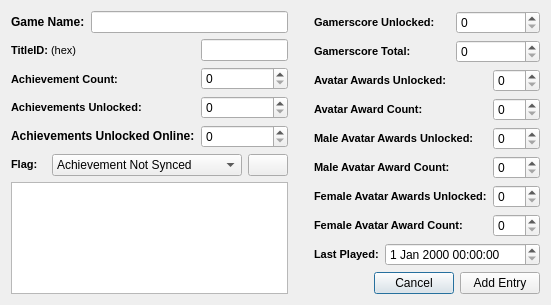
Before: the Qt Designer form XDBF/titleinjectordialog.ui in hetelek/XDBF-Manager, drawn with Qt 5.
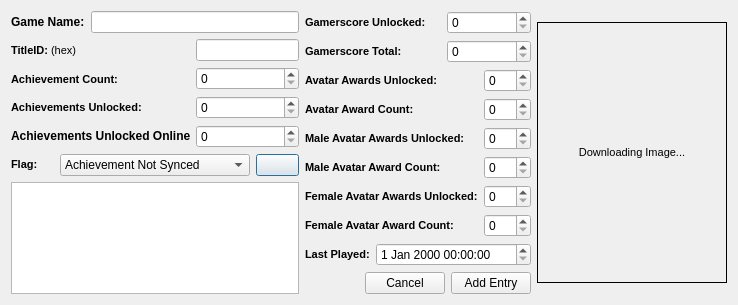
After: the same form once the commit is applied. Icons and pictures are not drawn.

The edit to the form file:
```diff
--- a/XDBF/titleinjectordialog.ui
+++ b/XDBF/titleinjectordialog.ui
@@ -6,15 +6,17 @@
    <rect>
     <x>0</x>
     <y>0</y>
-    <width>551</width>
-    <height>280</height>
+    <width>738</width>
+    <height>282</height>
    </rect>
   </property>
   <property name="windowTitle">
    <string>Title Adder Dialog</string>
   </property>
-  <layout class="QGridLayout" name="gridLayout_2">
-   <item row="0" column="0">
+  <layout class="QHBoxLayout" name="horizontalLayout_3">
+   <item>
+    <layout class="QVBoxLayout" name="verticalLayout_4">
+     <item>
     <layout class="QVBoxLayout" name="verticalLayout_3">
      <item>
       <layout class="QHBoxLayout" name="horizontalLayout">
@@ -73,6 +75,12 @@
          </item>
          <item>
           <widget class="QLabel" name="label_15">
+             <property name="minimumSize">
+              <size>
+               <width>177</width>
+               <height>20</height>
+              </size>
+             </property>
            <property name="text">
             <string>&lt;b&gt;Achievements Unlocked Online:&lt;/b&gt;</string>
            </property>
@@ -112,20 +120,66 @@
      </item>
     </layout>
    </item>
-   <item row="0" column="1">
-    <spacer name="horizontalSpacer">
-     <property name="orientation">
-      <enum>Qt::Horizontal</enum>
-     </property>
-     <property name="sizeHint" stdset="0">
-      <size>
-       <width>40</width>
-       <height>20</height>
-      </size>
-     </property>
-    </spacer>
-   </item>
-   <item row="0" column="2" rowspan="2">
+     <item>
+      <layout class="QVBoxLayout" name="verticalLayout_10">
+       <item>
+        <layout class="QHBoxLayout" name="horizontalLayout_6">
+         <item>
+          <widget class="QLabel" name="label_14">
+           <property name="text">
+            <string>&lt;!DOCTYPE HTML PUBLIC &quot;-//W3C//DTD HTML 4.0//EN&quot; &quot;http://www.w3.org/TR/REC-html40/strict.dtd&quot;&gt;
+&lt;html&gt;&lt;head&gt;&lt;meta name=&quot;qrichtext&quot; content=&quot;1&quot; /&gt;&lt;style type=&quot;text/css&quot;&gt;
+p, li { white-space: pre-wrap; }
+&lt;/style&gt;&lt;/head&gt;&lt;body style=&quot; font-family:'MS Shell Dlg 2'; font-size:8.25pt; font-weight:400; font-style:normal;&quot;&gt;
+&lt;p style=&quot; margin-top:0px; margin-bottom:0px; margin-left:0px; margin-right:0px; -qt-block-indent:0; text-indent:0px;&quot;&gt;&lt;span style=&quot; font-size:8pt; font-weight:600;&quot;&gt;Flag:&lt;/span&gt;&lt;/p&gt;&lt;/body&gt;&lt;/html&gt;</string>
+           </property>
+          </widget>
+         </item>
+         <item>
+          <widget class="QComboBox" name="comboBox">
+           <item>
+            <property name="text">
+             <string>Achievement Not Synced</string>
+            </property>
+           </item>
+           <item>
+            <property name="text">
+             <string>Download Achievment Image</string>
+            </property>
+           </item>
+           <item>
+            <property name="text">
+             <string>Download Avatar Award</string>
+            </property>
+           </item>
+           <item>
+            <property name="text">
+             <string>Avatar Award Not Synced</string>
+            </property>
+           </item>
+          </widget>
+         </item>
+         <item>
+          <widget class="QPushButton" name="pushButton">
+           <property name="text">
+            <string/>
+           </property>
+           <property name="icon">
+            <iconset resource="images.qrc">
+             <normaloff>:/images/add.png</normaloff>:/images/add.png</iconset>
+           </property>
+          </widget>
+         </item>
+        </layout>
+       </item>
+       <item>
+        <widget class="QListWidget" name="listWidget"/>
+       </item>
+      </layout>
+     </item>
+    </layout>
+   </item>
+   <item>
     <layout class="QGridLayout" name="gridLayout">
      <item row="0" column="0" colspan="2">
       <widget class="QLabel" name="label_6">
@@ -326,62 +380,49 @@
      </item>
     </layout>
    </item>
-   <item row="1" column="0">
-    <layout class="QVBoxLayout" name="verticalLayout_10">
      <item>
-      <layout class="QHBoxLayout" name="horizontalLayout_6">
-       <item>
-        <widget class="QLabel" name="label_14">
+    <widget class="QLabel" name="boxArtImg">
+     <property name="minimumSize">
+      <size>
+       <width>190</width>
+       <height>261</height>
+      </size>
+     </property>
+     <property name="maximumSize">
+      <size>
+       <width>190</width>
+       <height>261</height>
+      </size>
+     </property>
+     <property name="font">
+      <font>
+       <family>Arial</family>
+       <pointsize>9</pointsize>
+      </font>
+     </property>
+     <property name="cursor">
+      <cursorShape>ArrowCursor</cursorShape>
+     </property>
+     <property name="frameShape">
+      <enum>QFrame::Box</enum>
+     </property>
          <property name="text">
           <string>&lt;!DOCTYPE HTML PUBLIC &quot;-//W3C//DTD HTML 4.0//EN&quot; &quot;http://www.w3.org/TR/REC-html40/strict.dtd&quot;&gt;
 &lt;html&gt;&lt;head&gt;&lt;meta name=&quot;qrichtext&quot; content=&quot;1&quot; /&gt;&lt;style type=&quot;text/css&quot;&gt;
 p, li { white-space: pre-wrap; }
-&lt;/style&gt;&lt;/head&gt;&lt;body style=&quot; font-family:'MS Shell Dlg 2'; font-size:8.25pt; font-weight:400; font-style:normal;&quot;&gt;
-&lt;p style=&quot; margin-top:0px; margin-bottom:0px; margin-left:0px; margin-right:0px; -qt-block-indent:0; text-indent:0px;&quot;&gt;&lt;span style=&quot; font-size:8pt; font-weight:600;&quot;&gt;Flag:&lt;/span&gt;&lt;/p&gt;&lt;/body&gt;&lt;/html&gt;</string>
-         </property>
-        </widget>
-       </item>
-       <item>
-        <widget class="QComboBox" name="comboBox">
-         <item>
-          <property name="text">
-           <string>Achievement Not Synced</string>
-          </property>
-         </item>
-         <item>
-          <property name="text">
-           <string>Download Achievment Image</string>
-          </property>
-         </item>
-         <item>
-          <property name="text">
-           <string>Download Avatar Award</string>
-          </property>
-         </item>
-         <item>
-          <property name="text">
-           <string>Avatar Award Not Synced</string>
-          </property>
-         </item>
-        </widget>
-       </item>
-       <item>
-        <widget class="QPushButton" name="pushButton">
-         <property name="text">
-          <string/>
-         </property>
-         <property name="icon">
-          <iconset resource="images.qrc">
-           <normaloff>:/images/add.png</normaloff>:/images/add.png</iconset>
-         </property>
-        </widget>
-       </item>
-      </layout>
-     </item>
-     <item>
-      <widget class="QListWidget" name="listWidget"/>
-     </item>
-    </layout>
+&lt;/style&gt;&lt;/head&gt;&lt;body style=&quot; font-family:'Arial'; font-size:9pt; font-weight:400; font-style:normal;&quot;&gt;
+&lt;p align=&quot;center&quot; style=&quot; margin-top:0px; margin-bottom:0px; margin-left:0px; margin-right:0px; -qt-block-indent:0; text-indent:0px;&quot;&gt;&lt;span style=&quot; font-size:8pt;&quot;&gt;Downloading Image...&lt;/span&gt;&lt;/p&gt;&lt;/body&gt;&lt;/html&gt;</string>
+     </property>
+     <property name="scaledContents">
+      <bool>true</bool>
+     </property>
+     <property name="alignment">
+      <set>Qt::AlignCenter</set>
+     </property>
+     <property name="wordWrap">
+      <bool>true</bool>
+     </property>
+    </widget>
    </item>
   </layout>
  </widget>
```
Lines whose indentation alone changed are shown as unchanged.
